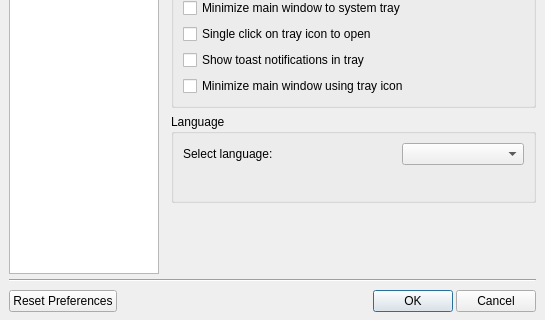
murtisoft/lnmsgr, file sources/aformsettings.ui: the form before one commit; both pictures show x 0 to 545 and y 222 to 542 of the 545 by 542 pixel window.
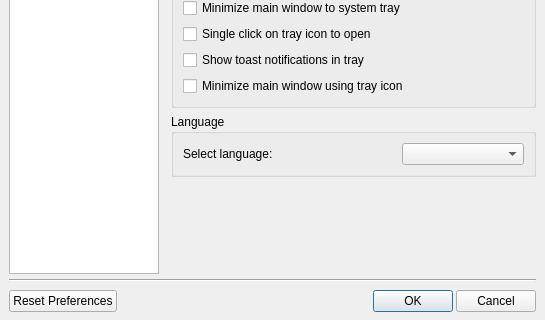
The form after the commit.

Commit message: Removed redundant update link

What changed in the file:
```diff
--- a/sources/aformsettings.ui
+++ b/sources/aformsettings.ui
@@ -270,39 +270,6 @@
               </item>
              </layout>
             </item>
-            <item>
-             <layout class="QHBoxLayout" name="horizontalLayout_3">
-              <item>
-               <widget class="QLabel" name="lblUpdateLink">
-                <property name="focusPolicy">
-                 <enum>Qt::FocusPolicy::StrongFocus</enum>
-                </property>
-                <property name="text">
-                 <string/>
-                </property>
-                <property name="openExternalLinks">
-                 <bool>true</bool>
-                </property>
-                <property name="textInteractionFlags">
-                 <set>Qt::TextInteractionFlag::LinksAccessibleByKeyboard|Qt::TextInteractionFlag::LinksAccessibleByMouse</set>
-                </property>
-               </widget>
-              </item>
-              <item>
-               <spacer name="horizontalSpacer">
-                <property name="orientation">
-                 <enum>Qt::Orientation::Horizontal</enum>
-                </property>
-                <property name="sizeHint" stdset="0">
-                 <size>
-                  <width>40</width>
-                  <height>20</height>
-                 </size>
-                </property>
-               </spacer>
-              </item>
-             </layout>
-            </item>
            </layout>
           </widget>
          </item>
```
Left out of the diff: 1 changed line with no effect on the pictures. The commit also changes 3 other files.
